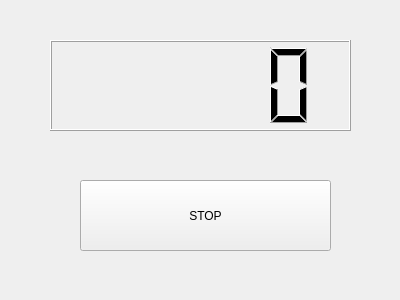
Old version of the form ejemplo1/counterDlg.ui in the repository fpajuelo95/ROBOTICA.
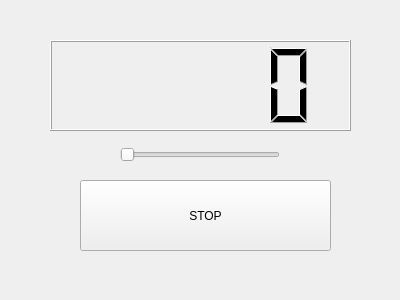
New version of the form.

Diff of the .ui file:
```diff
--- a/ejemplo1/counterDlg.ui
+++ b/ejemplo1/counterDlg.ui
@@ -36,6 +36,22 @@
     </rect>
    </property>
   </widget>
+  <widget class="QSlider" name="horizontalSlider">
+   <property name="geometry">
+    <rect>
+     <x>120</x>
+     <y>140</y>
+     <width>160</width>
+     <height>29</height>
+    </rect>
+   </property>
+   <property name="maximum">
+    <number>999</number>
+   </property>
+   <property name="orientation">
+    <enum>Qt::Horizontal</enum>
+   </property>
+  </widget>
  </widget>
  <resources/>
  <connections/>
```
